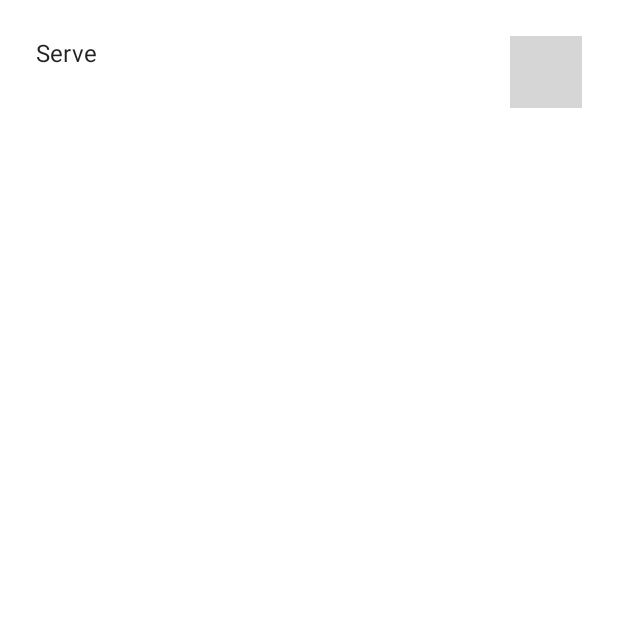
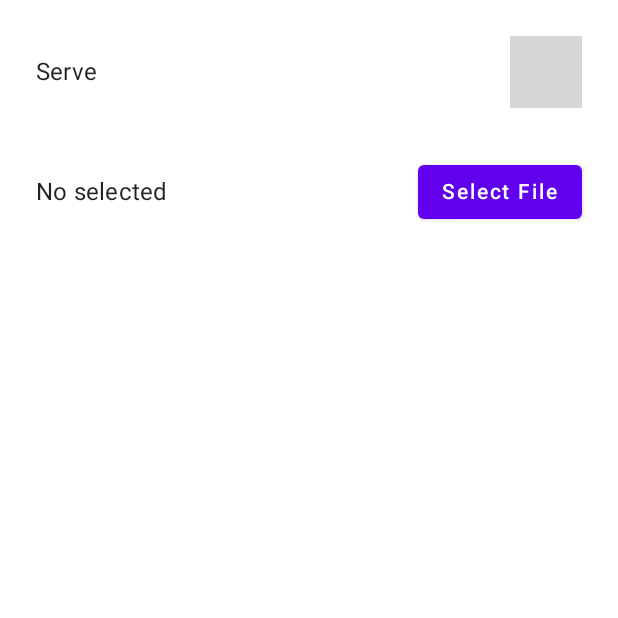
Before and after one commit to nozomi-hiragi/shttpa, an Android app built with Jetpack Compose: the screen it shows after launch (MainActivity), on a phone screen of 412 x 824 dp, the top half of it. Run offline under Robolectric (Android 15) with nearby library versions, the light colour scheme and no system bars; 4 statements that could not run were skipped; grey boxes are pictures that could not be loaded.

Commit message:
ファイル出力の仕組み追加

```diff
--- a/app/src/main/java/com/nozomi/shttpa/MainActivity.kt
+++ b/app/src/main/java/com/nozomi/shttpa/MainActivity.kt
@@ -1,8 +1,16 @@
 package com.nozomi.shttpa
 
+import android.annotation.SuppressLint
+import android.content.Context
+import android.graphics.BitmapFactory
+import android.net.Uri
 import android.os.Bundle
+import android.provider.MediaStore
 import androidx.activity.ComponentActivity
+import androidx.activity.compose.rememberLauncherForActivityResult
 import androidx.activity.compose.setContent
+import androidx.activity.result.contract.ActivityResultContracts
+import androidx.compose.foundation.Image
 import androidx.compose.foundation.layout.Column
 import androidx.compose.foundation.layout.Row
 import androidx.compose.foundation.layout.Spacer
@@ -11,9 +19,12 @@ import androidx.compose.material.*
 import androidx.compose.runtime.*
 import androidx.compose.ui.Alignment
 import androidx.compose.ui.Modifier
+import androidx.compose.ui.graphics.asImageBitmap
+import androidx.compose.ui.platform.LocalContext
 import androidx.compose.ui.unit.dp
 import com.nozomi.shttpa.ui.theme.ShttpaTheme
 import kotlinx.coroutines.launch
+import java.io.FileInputStream
 import java.io.IOException
 
 class MainActivity : ComponentActivity() {
@@ -40,12 +51,30 @@ class MainActivity : ComponentActivity() {
 
 @Composable
 fun Home(webServer: WebServer) {
+    val context = LocalContext.current
     val scaffoldState = rememberScaffoldState()
     val snackbarCoroutineScope = rememberCoroutineScope()
+    var filename by remember { mutableStateOf<String?>(null) }
+    var data by remember { mutableStateOf<ByteArray?>(null) }
+
+    val launcher =
+        rememberLauncherForActivityResult(ActivityResultContracts.OpenDocument()) { uri: Uri? ->
+            if (uri != null) {
+                filename = getFilenameFromUri(context, uri)
+                val parcelFileDescriptor = context.contentResolver.openFileDescriptor(uri, "r")
+                val inputStream = FileInputStream(parcelFileDescriptor?.fileDescriptor)
+                data = inputStream.readBytes()
+                webServer.exportFileName = filename
+                webServer.exportFileData = data!!.clone()
+            }
+        }
 
     Scaffold(scaffoldState = scaffoldState) {
         Column(Modifier.padding(8.dp)) {
-            Row(Modifier.padding(16.dp)) {
+            Row(
+                verticalAlignment = Alignment.CenterVertically,
+                modifier = Modifier.padding(16.dp)
+            ) {
                 var serverState by remember { mutableStateOf(webServer.wasStarted()) }
 
                 Text("Serve", style = MaterialTheme.typography.subtitle1)
@@ -70,6 +99,34 @@ fun Home(webServer: WebServer) {
                     modifier = Modifier.align(Alignment.CenterVertically)
                 )
             }
+            Row(
+                verticalAlignment = Alignment.CenterVertically,
+                modifier = Modifier.padding(16.dp)
+            ) {
+                Text(filename ?: "No selected", style = MaterialTheme.typography.subtitle1)
+                Spacer(Modifier.weight(1f))
+                Button(onClick = { launcher.launch(arrayOf("*/*")) }) {
+                    Text("Select File")
+                }
+            }
+            if (filename != null && (filename!!.endsWith(".png") || filename!!.endsWith(".jpg")) && data != null) Image(
+                bitmap = BitmapFactory.decodeByteArray(data!!, 0, data!!.size).asImageBitmap(),
+                contentDescription = ""
+            )
         }
     }
 }
+
+@SuppressLint("Recycle")
+fun getFilenameFromUri(context: Context, uri: Uri): String? {
+    val projection = arrayOf(MediaStore.MediaColumns.DISPLAY_NAME)
+    val cursor = context.contentResolver.query(uri, projection, null, null, null)
+    var filename: String? = null
+    if (cursor != null) {
+        if (cursor.moveToFirst()) {
+            filename = cursor.getString(cursor.getColumnIndex(MediaStore.MediaColumns.DISPLAY_NAME))
+        }
+        cursor.close()
+    }
+    return filename
+}
```
Also changed, not shown: app/src/main/java/com/nozomi/shttpa/WebServer.kt (+10 -4 lines).
